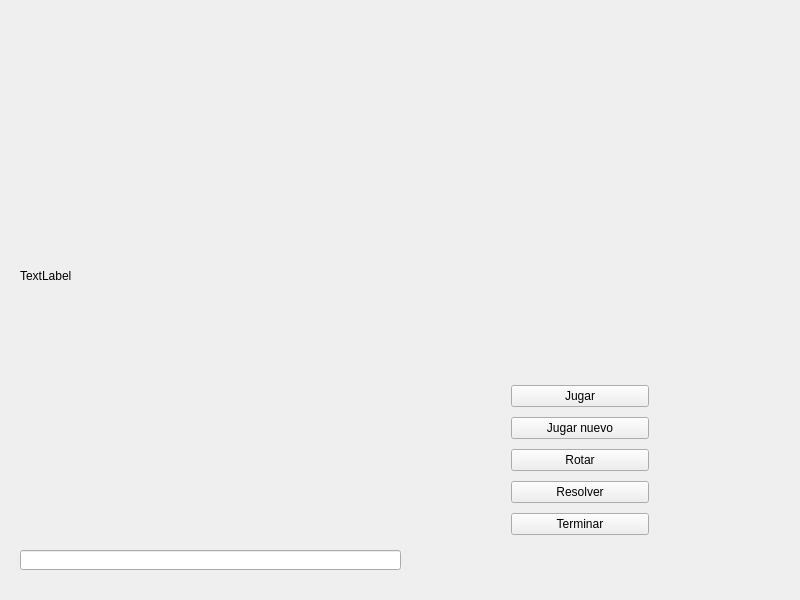
EdgarMagdaleno/Boggle, file widget.ui: the form before one commit.
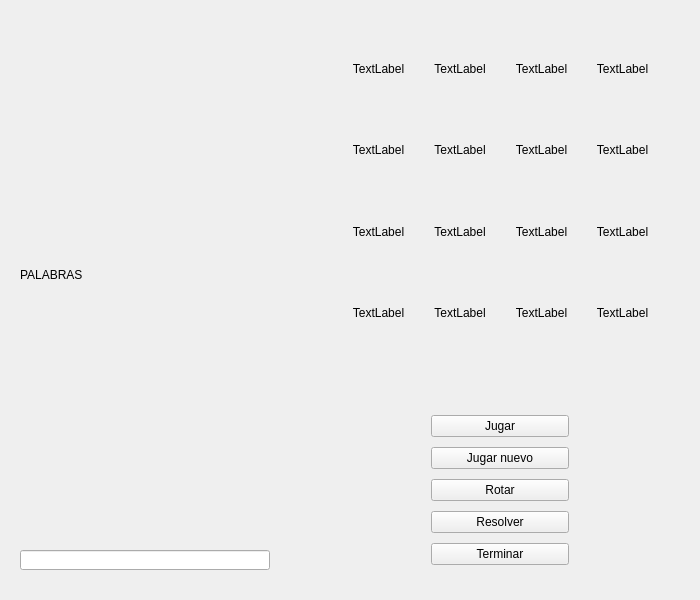
The form after the commit.

Diff of the .ui file:
```diff
--- a/widget.ui
+++ b/widget.ui
@@ -6,7 +6,7 @@
    <rect>
     <x>0</x>
     <y>0</y>
-    <width>800</width>
+    <width>700</width>
     <height>600</height>
    </rect>
   </property>
@@ -16,19 +16,180 @@
   <widget class="QWidget" name="gridLayoutWidget">
    <property name="geometry">
     <rect>
-     <x>420</x>
+     <x>330</x>
      <y>20</y>
      <width>341</width>
-     <height>311</height>
+     <height>341</height>
     </rect>
    </property>
-   <layout class="QGridLayout" name="gridLayout"/>
+   <layout class="QGridLayout" name="gridLayout">
+    <item row="0" column="0">
+     <widget class="QLabel" name="label_1">
+      <property name="text">
+       <string>TextLabel</string>
+      </property>
+      <property name="alignment">
+       <set>Qt::AlignCenter</set>
+      </property>
+     </widget>
+    </item>
+    <item row="0" column="1">
+     <widget class="QLabel" name="label_2">
+      <property name="text">
+       <string>TextLabel</string>
+      </property>
+      <property name="alignment">
+       <set>Qt::AlignCenter</set>
+      </property>
+     </widget>
+    </item>
+    <item row="0" column="2">
+     <widget class="QLabel" name="label_3">
+      <property name="text">
+       <string>TextLabel</string>
+      </property>
+      <property name="alignment">
+       <set>Qt::AlignCenter</set>
+      </property>
+     </widget>
+    </item>
+    <item row="0" column="3">
+     <widget class="QLabel" name="label_4">
+      <property name="text">
+       <string>TextLabel</string>
+      </property>
+      <property name="alignment">
+       <set>Qt::AlignCenter</set>
+      </property>
+     </widget>
+    </item>
+    <item row="1" column="0">
+     <widget class="QLabel" name="label_5">
+      <property name="text">
+       <string>TextLabel</string>
+      </property>
+      <property name="alignment">
+       <set>Qt::AlignCenter</set>
+      </property>
+     </widget>
+    </item>
+    <item row="1" column="1">
+     <widget class="QLabel" name="label_6">
+      <property name="text">
+       <string>TextLabel</string>
+      </property>
+      <property name="alignment">
+       <set>Qt::AlignCenter</set>
+      </property>
+     </widget>
+    </item>
+    <item row="1" column="2">
+     <widget class="QLabel" name="label_7">
+      <property name="text">
+       <string>TextLabel</string>
+      </property>
+      <property name="alignment">
+       <set>Qt::AlignCenter</set>
+      </property>
+     </widget>
+    </item>
+    <item row="1" column="3">
+     <widget class="QLabel" name="label_8">
+      <property name="text">
+       <string>TextLabel</string>
+      </property>
+      <property name="alignment">
+       <set>Qt::AlignCenter</set>
+      </property>
+     </widget>
+    </item>
+    <item row="2" column="0">
+     <widget class="QLabel" name="label_9">
+      <property name="text">
+       <string>TextLabel</string>
+      </property>
+      <property name="alignment">
+       <set>Qt::AlignCenter</set>
+      </property>
+     </widget>
+    </item>
+    <item row="2" column="1">
+     <widget class="QLabel" name="label_10">
+      <property name="text">
+       <string>TextLabel</string>
+      </property>
+      <property name="alignment">
+       <set>Qt::AlignCenter</set>
+      </property>
+     </widget>
+    </item>
+    <item row="2" column="2">
+     <widget class="QLabel" name="label_11">
+      <property name="text">
+       <string>TextLabel</string>
+      </property>
+      <property name="alignment">
+       <set>Qt::AlignCenter</set>
+      </property>
+     </widget>
+    </item>
+    <item row="2" column="3">
+     <widget class="QLabel" name="label_12">
+      <property name="text">
+       <string>TextLabel</string>
+      </property>
+      <property name="alignment">
+       <set>Qt::AlignCenter</set>
+      </property>
+     </widget>
+    </item>
+    <item row="3" column="0">
+     <widget class="QLabel" name="label_13">
+      <property name="text">
+       <string>TextLabel</string>
+      </property>
+      <property name="alignment">
+       <set>Qt::AlignCenter</set>
+      </property>
+     </widget>
+    </item>
+    <item row="3" column="1">
+     <widget class="QLabel" name="label_14">
+      <property name="text">
+       <string>TextLabel</string>
+      </property>
+      <property name="alignment">
+       <set>Qt::AlignCenter</set>
+      </property>
+     </widget>
+    </item>
+    <item row="3" column="2">
+     <widget class="QLabel" name="label_15">
+      <property name="text">
+       <string>TextLabel</string>
+      </property>
+      <property name="alignment">
+       <set>Qt::AlignCenter</set>
+      </property>
+     </widget>
+    </item>
+    <item row="3" column="3">
+     <widget class="QLabel" name="label_16">
+      <property name="text">
+       <string>TextLabel</string>
+      </property>
+      <property name="alignment">
+       <set>Qt::AlignCenter</set>
+      </property>
+     </widget>
+    </item>
+   </layout>
   </widget>
   <widget class="QWidget" name="verticalLayoutWidget">
    <property name="geometry">
     <rect>
-     <x>500</x>
-     <y>370</y>
+     <x>420</x>
+     <y>400</y>
      <width>160</width>
      <height>181</height>
     </rect>
@@ -76,22 +237,25 @@
     <rect>
      <x>20</x>
      <y>550</y>
-     <width>381</width>
+     <width>250</width>
      <height>20</height>
     </rect>
    </property>
+   <property name="text">
+    <string/>
+   </property>
   </widget>
   <widget class="QLabel" name="label">
    <property name="geometry">
     <rect>
      <x>20</x>
      <y>10</y>
-     <width>381</width>
-     <height>531</height>
+     <width>250</width>
+     <height>530</height>
     </rect>
    </property>
    <property name="text">
-    <string>TextLabel</string>
+    <string>PALABRAS</string>
    </property>
   </widget>
  </widget>
```
Left out of the diff: 35 changed lines with no effect on the pictures.
